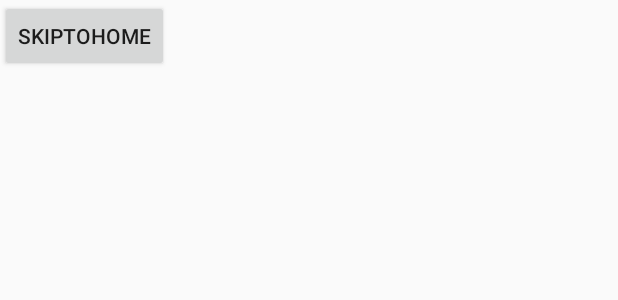
After one commit to tpian928/IsWeather, an Android app: the layout activity_toast.xml on its own in the app's theme, with its tools: preview values and no code run, on a phone screen of 412 x 824 dp. The commit adds this screen. Shown: the top 300 px of the screen. Run offline under Robolectric (Android 15) with nearby library versions, the phone set to English and light mode, and no system bars.

Commit message:
add Toast
手势测试检验

```diff
--- a/app/src/main/AndroidManifest.xml
+++ b/app/src/main/AndroidManifest.xml
@@ -19,6 +19,8 @@
         <activity
             android:name=".ChartActivity"
             android:label="@string/app_name"></activity>
+        <activity android:name=".ToastActivity"
+            android:label="@string/app_name"></activity>
     </application>
 
 </manifest>
--- a/app/src/main/java/com/ctc/isweather/ChartActivity.java
+++ b/app/src/main/java/com/ctc/isweather/ChartActivity.java
@@ -9,7 +9,6 @@ import com.github.mikephil.charting.charts.LineChart;
 
 public class ChartActivity extends ActionBarActivity {
 
-
     @Override
     protected void onCreate(Bundle savedInstanceState) {
         super.onCreate(savedInstanceState);
@@ -19,8 +18,9 @@ public class ChartActivity extends ActionBarActivity {
         int count = 7;
         // Get the value
         double[] data = {26.5, 23.6, 28, 30, 32, 29, 27.5};
-        LineChart c = (LineChart) findViewById(R.id.chart);
-        dchart.showChart(c, dchart.getLineData(data,Color.BLACK,"Temps",count),
+        dchart.showChart((LineChart) findViewById(R.id.chart),
+                dchart.getLineData(data,Color.BLACK,"Temps",count),
                 "Temps Changes", Color.WHITE, Color.WHITE, Color.WHITE);
     }
+
 }
--- a/app/src/main/java/com/ctc/isweather/MainActivity.java
+++ b/app/src/main/java/com/ctc/isweather/MainActivity.java
@@ -22,7 +22,7 @@ public class MainActivity extends ActionBarActivity {
         click.setOnClickListener(new View.OnClickListener() {
             @Override
             public void onClick(View v) {
-                Intent intent = new Intent(MainActivity.this,ChartActivity.class);
+                Intent intent = new Intent(MainActivity.this,ToastActivity.class);
                 startActivity(intent);
             }
         });
@@ -49,4 +49,5 @@ public class MainActivity extends ActionBarActivity {
 
         return super.onOptionsItemSelected(item);
     }
+
 }
--- /dev/null
+++ b/app/src/main/res/layout/activity_toast.xml
@@ -0,0 +1,10 @@
+<?xml version="1.0" encoding="utf-8"?>
+<LinearLayout xmlns:android="http://schemas.android.com/apk/res/android"
+    android:layout_width="match_parent" android:layout_height="match_parent">
+
+    <Button
+        android:layout_width="wrap_content"
+        android:layout_height="wrap_content"
+        android:text="skipToHome"
+        android:id="@+id/btnSkip" />
+</LinearLayout>
```
Also changed, not shown: app/src/main/java/com/ctc/isweather/ToastActivity.java (added, +19 -0 lines).
